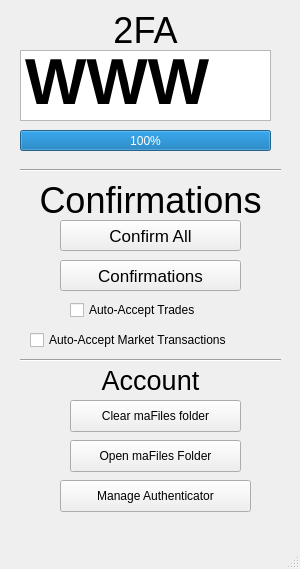
PMArkive/PySteamAuth, file PySteamAuth/UIs/MainWindow.ui: the form before one commit.
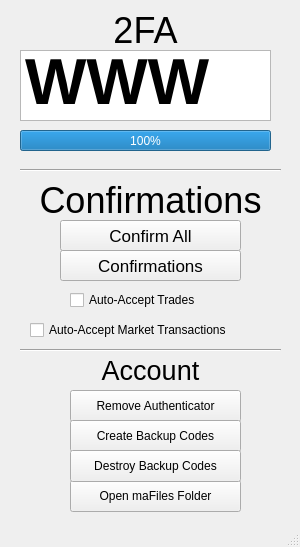
The form after the commit.

Commit message: More error handling, backup codes, base rename

The edit to the form file:
```diff
--- a/PySteamAuth/UIs/MainWindow.ui
+++ b/PySteamAuth/UIs/MainWindow.ui
@@ -7,7 +7,7 @@
     <x>0</x>
     <y>0</y>
     <width>300</width>
-    <height>569</height>
+    <height>547</height>
    </rect>
   </property>
   <property name="windowTitle">
@@ -103,7 +103,7 @@
     <property name="geometry">
      <rect>
       <x>20</x>
-      <y>350</y>
+      <y>340</y>
       <width>261</width>
       <height>20</height>
      </rect>
@@ -155,20 +155,20 @@
     <property name="geometry">
      <rect>
       <x>70</x>
-      <y>400</y>
+      <y>390</y>
       <width>171</width>
       <height>32</height>
      </rect>
     </property>
     <property name="text">
-     <string>Clear maFiles folder</string>
+     <string>Remove Authenticator</string>
     </property>
    </widget>
-   <widget class="QPushButton" name="pushButton_4">
+   <widget class="QPushButton" name="pushButton_6">
     <property name="geometry">
      <rect>
       <x>70</x>
-      <y>440</y>
+      <y>480</y>
       <width>171</width>
       <height>32</height>
      </rect>
@@ -181,7 +181,7 @@
     <property name="geometry">
      <rect>
       <x>20</x>
-      <y>360</y>
+      <y>350</y>
       <width>261</width>
       <height>41</height>
      </rect>
@@ -201,14 +201,14 @@
    <widget class="QPushButton" name="pushButton_5">
     <property name="geometry">
      <rect>
-      <x>60</x>
-      <y>480</y>
-      <width>191</width>
+      <x>70</x>
+      <y>420</y>
+      <width>171</width>
       <height>32</height>
      </rect>
     </property>
     <property name="text">
-     <string>Manage Authenticator</string>
+     <string>Create Backup Codes</string>
     </property>
    </widget>
    <widget class="Line" name="line_1">
@@ -228,7 +228,7 @@
     <property name="geometry">
      <rect>
       <x>60</x>
-      <y>260</y>
+      <y>250</y>
       <width>181</width>
       <height>31</height>
      </rect>
@@ -262,7 +262,7 @@
     <property name="geometry">
      <rect>
       <x>70</x>
-      <y>300</y>
+      <y>290</y>
       <width>151</width>
       <height>20</height>
      </rect>
@@ -275,7 +275,7 @@
     <property name="geometry">
      <rect>
       <x>30</x>
-      <y>330</y>
+      <y>320</y>
       <width>231</width>
       <height>20</height>
      </rect>
@@ -284,16 +284,19 @@
      <string>Auto-Accept Market Transactions</string>
     </property>
    </widget>
-  </widget>
-  <widget class="QMenuBar" name="menubar">
-   <property name="geometry">
-    <rect>
-     <x>0</x>
-     <y>0</y>
-     <width>300</width>
-     <height>22</height>
-    </rect>
-   </property>
+   <widget class="QPushButton" name="pushButton_5">
+    <property name="geometry">
+     <rect>
+      <x>70</x>
+      <y>450</y>
+      <width>171</width>
+      <height>32</height>
+     </rect>
+    </property>
+    <property name="text">
+     <string>Destroy Backup Codes</string>
+    </property>
+   </widget>
   </widget>
   <widget class="QStatusBar" name="statusbar"/>
  </widget>
```
Left out of the diff: 2 changed lines with no effect on the pictures. The commit also changes 17 other files.
